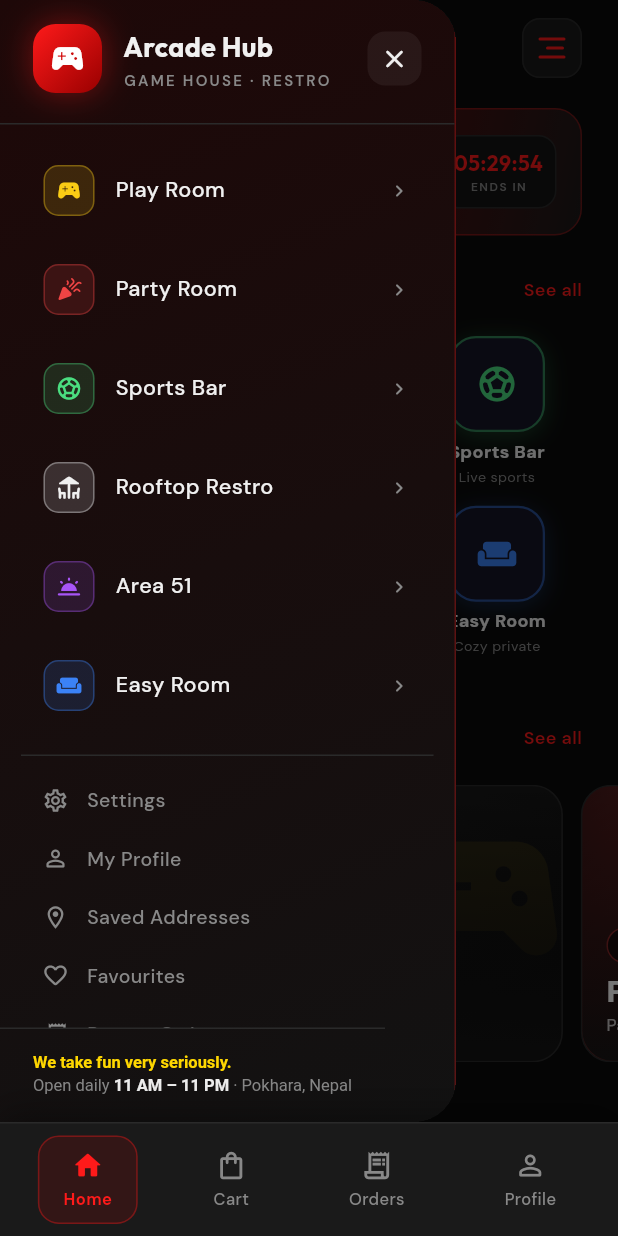
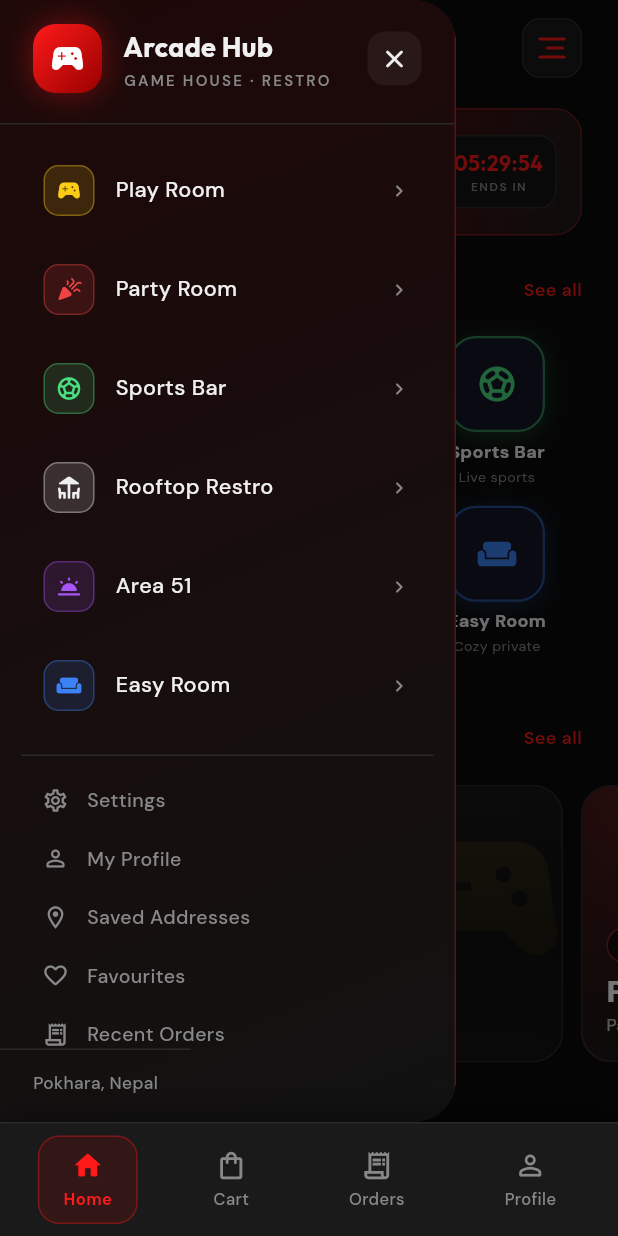
Before and after one commit to Requiem-0/ArcadeHubOrderingApp, a Flutter app: the screen it shows after launch, with the side drawer open, on a phone screen of 412 x 824 dp. Run offline on Flutter 3.47's test engine with Material 3 defaults, Android fonts, the phone set to English and light mode, and no system bars; our stand-ins replace flutter_riverpod, go_router, google_fonts, shared_preferences; network calls fail.

Commit message:
removed unnecessary texts from app drawer

```diff
--- a/lib/shared/widgets/app_drawer.dart
+++ b/lib/shared/widgets/app_drawer.dart
@@ -203,39 +203,13 @@ class ArcadeAppDrawer extends StatelessWidget {
                     top: BorderSide(color: AppColors.borderLight, width: 1),
                   ),
                 ),
-                child: Column(
-                  crossAxisAlignment: CrossAxisAlignment.start,
-                  children: [
-                    RichText(
-                      text: TextSpan(
-                        style: GoogleFonts.dmSans(fontSize: 11, height: 1.4),
-                        children: const [
-                          TextSpan(
-                            text: 'We take fun very seriously.\n',
-                            style: TextStyle(
-                              color: Color(0xFFFFD700),
-                              fontWeight: FontWeight.bold,
-                            ),
-                          ),
-                          TextSpan(
-                            text: 'Open daily ',
-                            style: TextStyle(color: AppColors.textMutedLight),
-                          ),
-                          TextSpan(
-                            text: '11 AM – 11 PM',
-                            style: TextStyle(
-                              color: AppColors.textLight,
-                              fontWeight: FontWeight.bold,
-                            ),
-                          ),
-                          TextSpan(
-                            text: ' · Pokhara, Nepal',
-                            style: TextStyle(color: AppColors.textMutedLight),
-                          ),
-                        ],
-                      ),
-                    ),
-                  ],
+                child: Text(
+                  'Pokhara, Nepal',
+                  style: GoogleFonts.dmSans(
+                    fontSize: 11.5,
+                    fontWeight: FontWeight.w500,
+                    color: AppColors.textMutedLight,
+                  ),
                 ),
               ),
             ],
```
